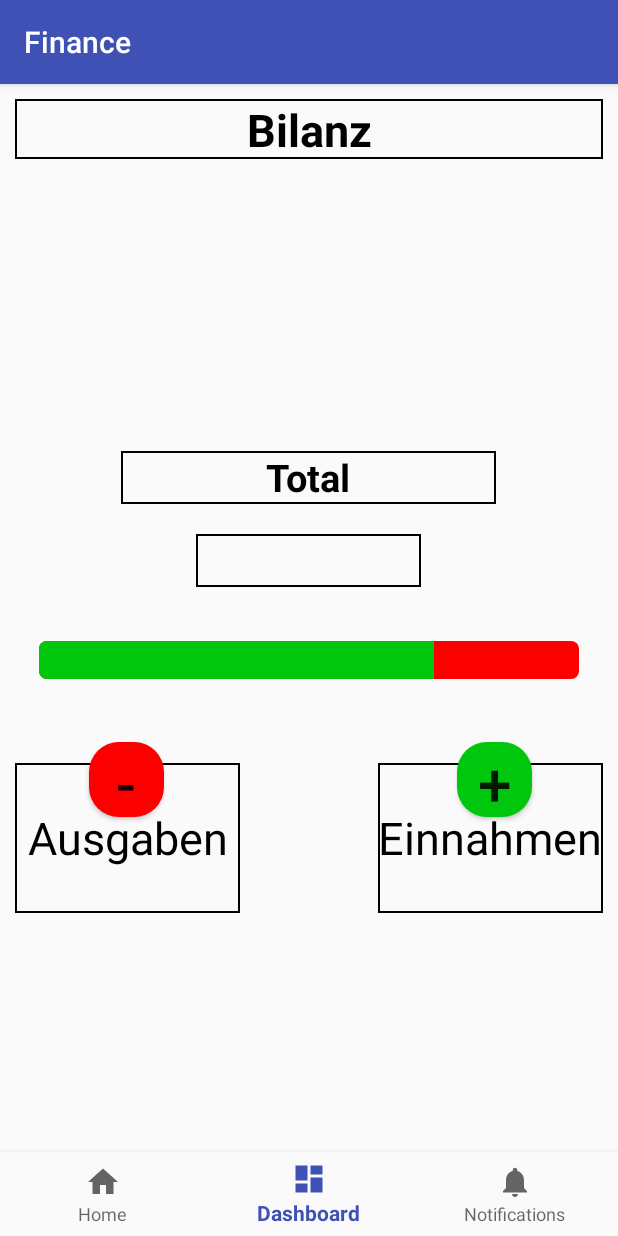
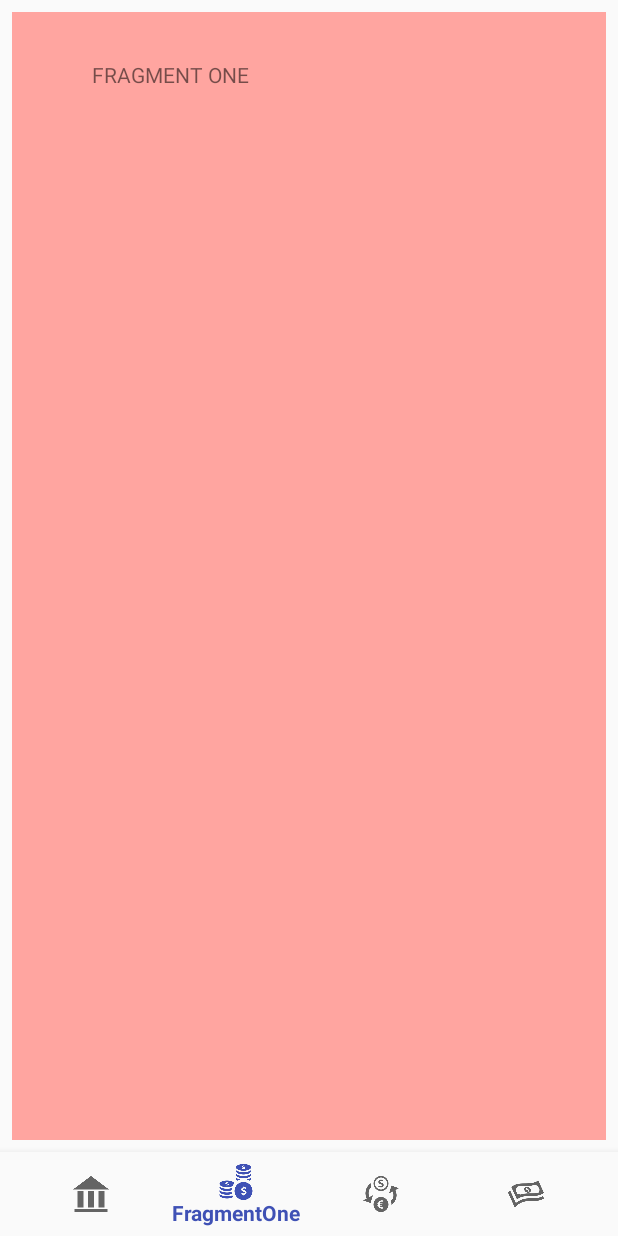
Before and after one commit to 04Afternoon/Finance, an Android app: the screen it shows after launch (OverviewActivity), item 2 of the bottom bar chosen, on a phone screen of 412 x 824 dp. Run offline under Robolectric (Android 15) with nearby library versions, the phone set to English and light mode, and no system bars; 6 statements that could not run were skipped.

Commit message:
fragments eingebunden .gitignore erstellt

```diff
--- /dev/null
+++ b/app/src/main/java/me/finance/finance/FragmentBalance.java
@@ -0,0 +1,29 @@
+package me.finance.finance;
+
+
+import android.os.Bundle;
+import android.support.v4.app.Fragment;
+import android.view.LayoutInflater;
+import android.view.View;
+import android.view.ViewGroup;
+
+
+/**
+ * A simple {@link Fragment} subclass.
+ */
+public class FragmentBalance extends Fragment {
+
+
+    public FragmentBalance() {
+        // Required empty public constructor
+    }
+
+
+    @Override
+    public View onCreateView(LayoutInflater inflater, ViewGroup container,
+                             Bundle savedInstanceState) {
+        // Inflate the layout for this fragment
+        return inflater.inflate(R.layout.fragment_fragment_balance, container, false);
+    }
+
+}
--- /dev/null
+++ b/app/src/main/java/me/finance/finance/FragmentOne.java
@@ -0,0 +1,29 @@
+package me.finance.finance;
+
+
+import android.os.Bundle;
+import android.support.v4.app.Fragment;
+import android.view.LayoutInflater;
+import android.view.View;
+import android.view.ViewGroup;
+
+
+/**
+ * A simple {@link Fragment} subclass.
+ */
+public class FragmentOne extends Fragment {
+
+
+    public FragmentOne() {
+        // Required empty public constructor
+    }
+
+
+    @Override
+    public View onCreateView(LayoutInflater inflater, ViewGroup container,
+                             Bundle savedInstanceState) {
+        // Inflate the layout for this fragment
+        return inflater.inflate(R.layout.fragment_fragment_one, container, false);
+    }
+
+}
--- a/app/src/main/java/me/finance/finance/OverviewActivity.java
+++ b/app/src/main/java/me/finance/finance/OverviewActivity.java
@@ -1,18 +1,14 @@
 package me.finance.finance;
 
-import android.database.sqlite.SQLiteDatabase;
 import android.os.Bundle;
 import android.support.annotation.NonNull;
 import android.support.design.widget.BottomNavigationView;
-import android.support.v7.app.AppCompatActivity;
+import android.support.v4.app.FragmentActivity;
+import android.support.v4.app.FragmentManager;
 import android.view.MenuItem;
 import android.widget.TextView;
 
-import java.util.List;
-
-import me.finance.finance.Model.Intake;
-
-public class OverviewActivity extends AppCompatActivity {
+public class OverviewActivity extends FragmentActivity {
 
     private TextView mTextMessage;
     private DatabaseHandler DBHandler;
@@ -22,15 +18,27 @@ public class OverviewActivity extends AppCompatActivity {
 
         @Override
         public boolean onNavigationItemSelected(@NonNull MenuItem item) {
+            FragmentManager fragmentManager = getSupportFragmentManager();
             switch (item.getItemId()) {
-                case R.id.navigation_home:
-                    //mTextMessage.setText(R.string.title_home);
+                case R.id.navigation_balance:
+                    setTitle("BALANCE");
+                    FragmentBalance balance = new FragmentBalance();
+                    fragmentManager.beginTransaction().replace(R.id.fragment, balance).commit();
                     return true;
-                case R.id.navigation_dashboard:
-                    //mTextMessage.setText(R.string.title_dashboard);
+                case R.id.navigation_one:
+                    setTitle("ONE");
+                    FragmentOne one = new FragmentOne();
+                    fragmentManager.beginTransaction().replace(R.id.fragment, one).commit();
                     return true;
-                case R.id.navigation_notifications:
-                    //mTextMessage.setText(R.string.title_notifications);
+                case R.id.navigation_two:
+                    setTitle("TWO");
+                    FragmentTwo two = new FragmentTwo();
+                    fragmentManager.beginTransaction().replace(R.id.fragment, two).commit();
+                    return true;
+                case R.id.navigation_three:
+                    setTitle("THREE");
+                    FragmentThree three = new FragmentThree();
+                    fragmentManager.beginTransaction().replace(R.id.fragment, three).commit();
                     return true;
             }
             return false;
--- a/app/src/main/res/layout/activity_overview.xml
+++ b/app/src/main/res/layout/activity_overview.xml
@@ -7,122 +7,22 @@
     android:layout_height="match_parent"
     tools:context="me.finance.finance.OverviewActivity">
 
-    <RelativeLayout xmlns:android="http://schemas.android.com/apk/res/android"
-        xmlns:tools="http://schemas.android.com/tools"
-        android:layout_width="fill_parent"
-        android:layout_height="fill_parent"
-        android:padding="10dp"
-        tools:layout_editor_absoluteX="0dp"
-        tools:layout_editor_absoluteY="0dp">
-
-        <TextView
-            android:id="@+id/bilanz_title"
-            android:layout_width="match_parent"
-            android:layout_height="40dp"
-            android:layout_centerHorizontal="true"
-            android:background="@drawable/border"
-            android:gravity="center"
-            android:text="Bilanz"
-            android:textAlignment="center"
-            android:textColor="#000000"
-            android:textSize="30sp"
-            android:textStyle="bold" />
-
-        <ProgressBar
-            android:id="@+id/progressBar"
-            style="@style/CustomProgressBarHorizontal"
-            android:layout_width="match_parent"
-            android:layout_height="25dp"
-            android:layout_centerVertical="true"
-            android:layout_margin="@dimen/activity_vertical_margin"
-            android:max="100"
-            android:progress="73"
-            android:progressBackgroundTint="#FC0000"
-            android:progressTint="#00C60D"
-            tools:layout_editor_absoluteY="178dp" />
-
-        <Button
-            android:id="@+id/ausgaben"
-            android:layout_width="@dimen/box_size"
-            android:layout_height="@dimen/box_size"
-            android:layout_alignBaseline="@+id/einnahmen"
-            android:layout_alignBottom="@+id/einnahmen"
-            android:layout_alignStart="@+id/progressBar"
-            android:layout_marginStart="33dp"
-            android:background="@drawable/round_button"
-            android:backgroundTint="#FC0000"
-            android:text="-"
-            android:textSize="40sp" />
-
-        <Button
-            android:id="@+id/einnahmen"
-            android:layout_width="@dimen/box_size"
-            android:layout_height="@dimen/box_size"
-            android:layout_alignEnd="@+id/progressBar"
-            android:layout_below="@+id/progressBar"
-            android:layout_marginEnd="31dp"
-            android:layout_marginTop="26dp"
-            android:background="@drawable/round_button"
-            android:backgroundTint="#00C60D"
-            android:text="+"
-            android:textSize="40sp" />
-
-        <TextView
-            android:id="@+id/ausgaben_monat"
-            android:layout_width="150dp"
-            android:layout_height="100dp"
-            android:layout_alignParentStart="true"
-            android:layout_alignTop="@+id/einnahmen_monat"
-            android:background="@drawable/border"
-            android:gravity="center"
-            android:text="Ausgaben"
-            android:textAlignment="center"
-            android:textColor="#000000"
-            android:textSize="30sp" />
-
-        <TextView
-            android:id="@+id/einnahmen_monat"
-            android:layout_width="150dp"
-            android:layout_height="100dp"
-            android:layout_alignParentEnd="true"
-            android:layout_alignTop="@+id/einnahmen"
-            android:layout_marginTop="14dp"
-            android:background="@drawable/border"
-            android:gravity="center"
-            android:text="Einnahmen"
-            android:textAlignment="center"
-            android:textColor="#000000"
-            android:textSize="30sp" />
-
-        <TextView
-            android:id="@+id/textView2"
-            android:layout_width="150dp"
-            android:layout_height="35dp"
-            android:layout_above="@+id/progressBar"
-            android:layout_centerHorizontal="true"
-            android:layout_marginBottom="20dp"
-            android:background="@drawable/border"
-            android:gravity="center"
-            android:textAlignment="center" />
-
-        <TextView
-            android:id="@+id/textView3"
-            android:layout_width="250dp"
-            android:layout_height="35dp"
-            android:layout_above="@+id/textView2"
-            android:layout_centerHorizontal="true"
-            android:layout_marginBottom="20dp"
-            android:background="@drawable/border"
-            android:gravity="center"
-            android:textSize="25sp"
-            android:textColor="#000000"
-            android:text="Total"
-            android:textStyle="bold"
-            android:textAlignment="center" />
-
-    </RelativeLayout>
-
-
+    <fragment
+        android:id="@+id/fragment"
+        android:name="me.finance.finance.FragmentBalance"
+        android:layout_width="0dp"
+        android:layout_height="0dp"
+        android:layout_marginBottom="8dp"
+        android:layout_marginEnd="8dp"
+        android:layout_marginStart="8dp"
+        android:layout_marginTop="8dp"
+        android:layout_weight="1"
+        app:layout_constraintBottom_toTopOf="@+id/navigation"
+        app:layout_constraintEnd_toEndOf="parent"
+        app:layout_constraintHorizontal_bias="0.0"
+        app:layout_constraintStart_toStartOf="parent"
+        app:layout_constraintTop_toTopOf="parent"
+        app:layout_constraintVertical_bias="0.0" />
 
     <android.support.design.widget.BottomNavigationView
         android:id="@+id/navigation"
@@ -136,4 +36,5 @@
         app:layout_constraintRight_toRightOf="parent"
         app:menu="@menu/navigation" />
 
+
 </android.support.constraint.ConstraintLayout>
--- /dev/null
+++ b/app/src/main/res/layout/fragment_fragment_balance.xml
@@ -0,0 +1,125 @@
+<FrameLayout xmlns:android="http://schemas.android.com/apk/res/android"
+    xmlns:tools="http://schemas.android.com/tools"
+    android:layout_width="match_parent"
+    android:layout_height="match_parent"
+    android:background="#1010"
+    tools:context=".FragmentBalance">
+
+    <!-- TODO: Update blank fragment layout -->
+
+    <RelativeLayout xmlns:android="http://schemas.android.com/apk/res/android"
+        xmlns:tools="http://schemas.android.com/tools"
+        android:layout_width="fill_parent"
+        android:layout_height="fill_parent"
+        android:padding="10dp"
+        tools:layout_editor_absoluteX="0dp"
+        tools:layout_editor_absoluteY="0dp">
+
+        <TextView
+            android:id="@+id/bilanz_title"
+            android:layout_width="match_parent"
+            android:layout_height="40dp"
+            android:layout_centerHorizontal="true"
+            android:background="@drawable/border"
+            android:gravity="center"
+            android:text="Bilanz"
+            android:textAlignment="center"
+            android:textColor="#000000"
+            android:textSize="30sp"
+            android:textStyle="bold" />
+
+        <ProgressBar
+            android:id="@+id/progressBar"
+            style="@style/CustomProgressBarHorizontal"
+            android:layout_width="match_parent"
+            android:layout_height="25dp"
+            android:layout_centerVertical="true"
+            android:layout_margin="@dimen/activity_vertical_margin"
+            android:max="100"
+            android:progress="73"
+            android:progressBackgroundTint="#FC0000"
+            android:progressTint="#00C60D"
+            tools:layout_editor_absoluteY="178dp" />
+
+        <Button
+            android:id="@+id/ausgaben"
+            android:layout_width="@dimen/box_size"
+            android:layout_height="@dimen/box_size"
+            android:layout_alignBaseline="@+id/einnahmen"
+            android:layout_alignBottom="@+id/einnahmen"
+            android:layout_alignStart="@+id/progressBar"
+            android:layout_marginStart="33dp"
+            android:background="@drawable/round_button"
+            android:backgroundTint="#FC0000"
+            android:text="-"
+            android:textSize="40sp" />
+
+        <Button
+            android:id="@+id/einnahmen"
+            android:layout_width="@dimen/box_size"
+            android:layout_height="@dimen/box_size"
+            android:layout_alignEnd="@+id/progressBar"
+            android:layout_below="@+id/progressBar"
+            android:layout_marginEnd="31dp"
+            android:layout_marginTop="26dp"
+            android:background="@drawable/round_button"
+            android:backgroundTint="#00C60D"
+            android:text="+"
+            android:textSize="40sp" />
+
+        <TextView
+            android:id="@+id/ausgaben_monat"
+            android:layout_width="150dp"
+            android:layout_height="100dp"
+            android:layout_alignParentStart="true"
+            android:layout_alignTop="@+id/einnahmen_monat"
+            android:background="@drawable/border"
+            android:gravity="center"
+            android:text="Ausgaben"
+            android:textAlignment="center"
+            android:textColor="#000000"
+            android:textSize="30sp" />
+
+        <TextView
+            android:id="@+id/einnahmen_monat"
+            android:layout_width="150dp"
+            android:layout_height="100dp"
+            android:layout_alignParentEnd="true"
+            android:layout_alignTop="@+id/einnahmen"
+            android:layout_marginTop="14dp"
+            android:background="@drawable/border"
+            android:gravity="center"
+            android:text="Einnahmen"
+            android:textAlignment="center"
+            android:textColor="#000000"
+            android:textSize="30sp" />
+
+        <TextView
+            android:id="@+id/textView2"
+            android:layout_width="150dp"
+            android:layout_height="35dp"
+            android:layout_above="@+id/progressBar"
+            android:layout_centerHorizontal="true"
+            android:layout_marginBottom="20dp"
+            android:background="@drawable/border"
+            android:gravity="center"
+            android:textAlignment="center" />
+
+        <TextView
+            android:id="@+id/textView3"
+            android:layout_width="250dp"
+            android:layout_height="35dp"
+            android:layout_above="@+id/textView2"
+            android:layout_centerHorizontal="true"
+            android:layout_marginBottom="20dp"
+            android:background="@drawable/border"
+            android:gravity="center"
+            android:textSize="25sp"
+            android:textColor="#000000"
+            android:text="Total"
+            android:textStyle="bold"
+            android:textAlignment="center" />
+
+    </RelativeLayout>
+
+</FrameLayout>
--- /dev/null
+++ b/app/src/main/res/layout/fragment_fragment_one.xml
@@ -0,0 +1,14 @@
+<FrameLayout xmlns:android="http://schemas.android.com/apk/res/android"
+    xmlns:tools="http://schemas.android.com/tools"
+    android:layout_width="match_parent"
+    android:layout_height="match_parent"
+    android:background="#ffa5a0"
+    tools:context=".FragmentOne">
+
+    <!-- TODO: Update blank fragment layout -->
+    <TextView
+        android:layout_width="match_parent"
+        android:layout_height="match_parent"
+        android:text="\n\n\t\t\t\tFRAGMENT ONE" />
+
+</FrameLayout>
--- a/app/src/main/res/menu/navigation.xml
+++ b/app/src/main/res/menu/navigation.xml
@@ -2,18 +2,23 @@
 <menu xmlns:android="http://schemas.android.com/apk/res/android">
 
     <item
-        android:id="@+id/navigation_home"
-        android:icon="@drawable/ic_home_black_24dp"
-        android:title="@string/title_home" />
+        android:id="@+id/navigation_balance"
+        android:icon="@drawable/home"
+        android:title="FragmentBalance" />
 
     <item
-        android:id="@+id/navigation_dashboard"
-        android:icon="@drawable/ic_dashboard_black_24dp"
-        android:title="@string/title_dashboard" />
+        android:id="@+id/navigation_one"
+        android:icon="@drawable/coins"
+        android:title="FragmentOne" />
 
     <item
-        android:id="@+id/navigation_notifications"
-        android:icon="@drawable/ic_notifications_black_24dp"
-        android:title="@string/title_notifications" />
+        android:id="@+id/navigation_two"
+        android:icon="@drawable/exchange"
+        android:title="FragmentTwo" />
+
+    <item
+        android:id="@+id/navigation_three"
+        android:icon="@drawable/money"
+        android:title="FragmentThree" />
 
 </menu>
--- a/app/src/main/res/values/strings.xml
+++ b/app/src/main/res/values/strings.xml
@@ -3,4 +3,7 @@
     <string name="title_home">Home</string>
     <string name="title_dashboard">Dashboard</string>
     <string name="title_notifications">Notifications</string>
+
+    <!-- TODO: Remove or change this placeholder text -->
+    <string name="hello_blank_fragment">Hello blank fragment</string>
 </resources>
```
Also changed, not shown: app/build.gradle (+6 -2 lines), app/src/main/java/me/finance/finance/DatabaseHandler.java (+4 -5 lines), app/src/main/java/me/finance/finance/FragmentThree.java (added, +24 -0 lines), app/src/main/java/me/finance/finance/FragmentTwo.java (added, +29 -0 lines), app/src/main/res/layout/fragment_fragment_three.xml (added, +13 -0 lines), app/src/main/res/layout/fragment_fragment_two.xml (added, +13 -0 lines), app/src/main/res/drawable/coins.png (added), app/src/main/res/drawable/exchange.png (added), app/src/main/res/drawable/home.png (added), app/src/main/res/drawable/money.png (added), 2 other files.
